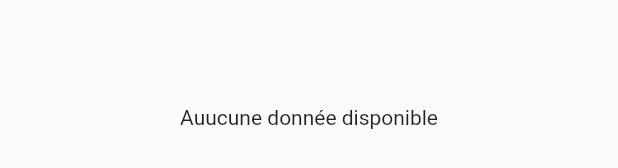
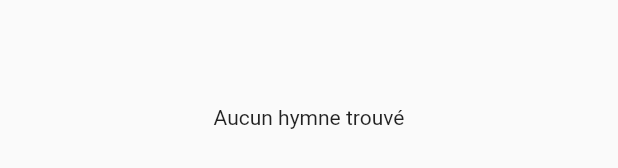
Before and after one commit to rzjosia/hiradvantista, a Flutter app: the HymnFilterWidget widget shown alone on an empty page, opened directly, on a phone screen of 412 x 824 dp. Shown: the part 501-669 px from the top of the screen. Run offline on Flutter 3.47's test engine with Material 2 defaults, Android fonts, the phone set to English and light mode, and no system bars; our stand-ins replace animated_bottom_navigation_bar, flutter_native_splash, flutter_riverpod, font_awesome_flutter, go_router, hive and 5 more; missing offline and left inert: flutter_donation_buttons; accounts and stored records are empty.

Commit message:
fix spelling

```diff
--- a/lib/src/features/hymn/presentation/ui/hymn_list_screen.dart
+++ b/lib/src/features/hymn/presentation/ui/hymn_list_screen.dart
@@ -20,7 +20,7 @@ class HymnListScreen extends StatelessWidget {
             flexibleSpace: FlexibleSpaceBar(
               titlePadding: const EdgeInsets.only(
                   left: 76, right: 45, bottom: 16, top: 52),
-              title: const Text('Hira',
+              title: const Text('Fihirana',
                   style: TextStyle(
                       color: Colors.white,
                       fontSize: 20,
--- a/lib/src/features/hymn/presentation/widget/hymn_filter_widget.dart
+++ b/lib/src/features/hymn/presentation/widget/hymn_filter_widget.dart
@@ -25,6 +25,8 @@ class HymnFilterWidget extends ConsumerWidget {
     Future<List<HymnModel>> hymn =
         service.getFilteredHymns(filterType, searchQuery: searchQuery);
 
+    String errorMessage = "Aucun hymne trouvé";
+
     if (isSliver) {
       return FutureBuilder(
         future: hymn,
@@ -33,8 +35,8 @@ class HymnFilterWidget extends ConsumerWidget {
             final data = snapshot.data as List<HymnModel>;
 
             if (data.isEmpty) {
-              return const SliverCenter(
-                child: Text("Aucune donnée disponible"),
+              return SliverCenter(
+                child: Text(errorMessage),
               );
             }
 
@@ -64,8 +66,8 @@ class HymnFilterWidget extends ConsumerWidget {
           final data = snapshot.data as List<HymnModel>;
 
           if (data.isEmpty) {
-            return const Center(
-              child: Text("Auucune donnée disponible"),
+            return Center(
+              child: Text(errorMessage),
             );
           }
 
--- a/lib/src/features/setting/presentation/ui/setting_screen.dart
+++ b/lib/src/features/setting/presentation/ui/setting_screen.dart
@@ -64,7 +64,7 @@ class _SettingScreenState extends ConsumerState<SettingScreen> {
                       },
                     ),
                     Text(
-                      'Current font size: $fontSize',
+                      'Taille : $fontSize',
                       style: TextStyle(
                         fontSize: fontSize.toDouble(),
                       ),
```
